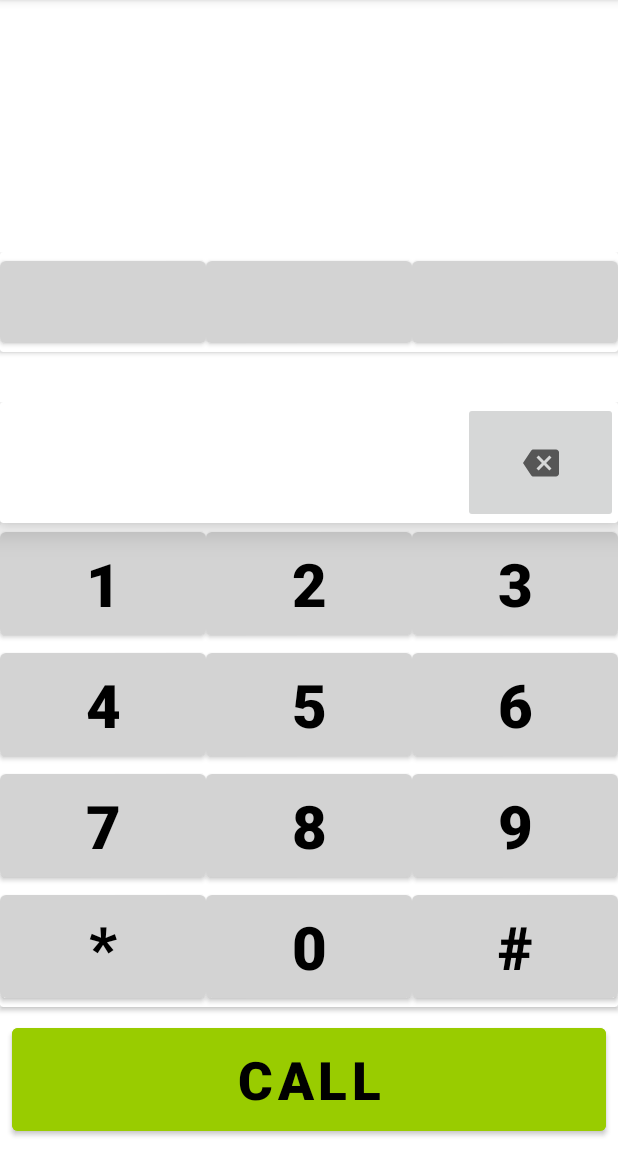
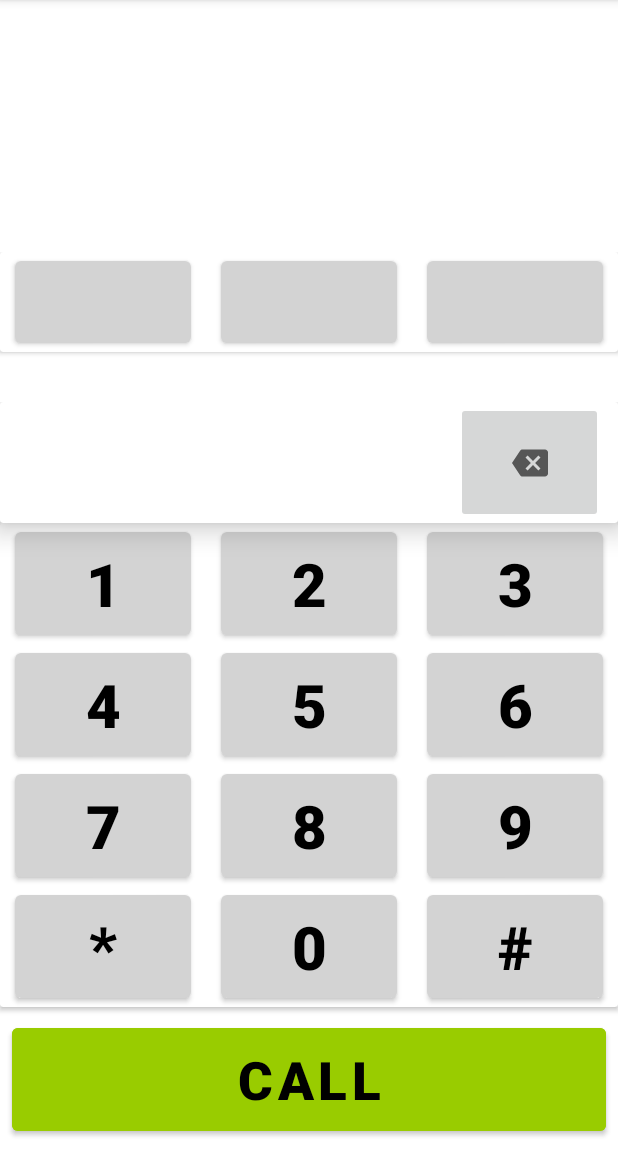
Before and after one commit to miguewinho/AndroidModule, an Android app: the screen it shows after launch (MainActivity), on a phone screen of 412 x 824 dp, the part 84-1236 px from its top. Run offline under Robolectric (Android 15) with nearby library versions, the phone set to English and light mode, and no system bars; libraries missing offline, so code that uses them is left out: com.karumi.dexter; 1 statement that could not run was skipped.

Commit message:
small design changes

```diff
--- a/MyHomework/app/src/main/res/layout/activity_main.xml
+++ b/MyHomework/app/src/main/res/layout/activity_main.xml
@@ -28,6 +28,7 @@
                     android:layout_height="match_parent"
                     android:layout_weight="1"
                     android:text=""
+                    android:layout_marginHorizontal="10dp"
                     android:textSize="15sp"
                     android:textStyle="bold" />
 
@@ -37,6 +38,7 @@
                     android:layout_height="match_parent"
                     android:layout_weight="1"
                     android:text=""
+                    android:layout_marginHorizontal="10dp"
                     android:textSize="15sp"
                     android:textStyle="bold" />
 
@@ -46,6 +48,7 @@
                     android:layout_height="match_parent"
                     android:layout_weight="1"
                     android:text=""
+                    android:layout_marginHorizontal="10dp"
                     android:textSize="15sp"
                     android:textStyle="bold" />
             </LinearLayout>
@@ -81,16 +84,16 @@
                     android:text=""
                     android:textColor="@color/black"
                     android:textSize="40sp"
-                    android:textStyle="bold"></TextView>
+                    android:textStyle="bold" />
 
                 <ImageButton
                     android:id="@+id/ibtn"
                     android:layout_width="0dp"
                     android:layout_height="match_parent"
                     android:layout_weight="1"
-                    android:src="@drawable/ic_baseline_backspace_24">
-
-                </ImageButton>
+                    android:layout_marginHorizontal="10dp"
+                    android:src="@drawable/ic_baseline_backspace_24"
+                    />
             </LinearLayout>
         </androidx.cardview.widget.CardView>
 
@@ -121,6 +124,7 @@
                             android:layout_width="0dp"
                             android:layout_height="match_parent"
                             android:layout_weight="1"
+                            android:layout_marginHorizontal="10dp"
                             android:text="1"
                             android:textSize="40sp"
                             android:textStyle="bold" />
@@ -130,6 +134,7 @@
                             android:layout_width="0dp"
                             android:layout_height="match_parent"
                             android:layout_weight="1"
+                            android:layout_marginHorizontal="10dp"
                             android:text="2"
                             android:textSize="40sp"
                             android:textStyle="bold" />
@@ -139,6 +144,7 @@
                             android:layout_width="0dp"
                             android:layout_height="match_parent"
                             android:layout_weight="1"
+                            android:layout_marginHorizontal="10dp"
                             android:text="3"
                             android:textSize="40sp"
                             android:textStyle="bold" />
@@ -161,6 +167,7 @@
                             android:layout_width="0dp"
                             android:layout_height="match_parent"
                             android:layout_weight="1"
+                            android:layout_marginHorizontal="10dp"
                             android:text="4"
                             android:textSize="40sp"
                             android:textStyle="bold" />
@@ -170,6 +177,7 @@
                             android:layout_width="0dp"
                             android:layout_height="match_parent"
                             android:layout_weight="1"
+                            android:layout_marginHorizontal="10dp"
                             android:text="5"
                             android:textSize="40sp"
                             android:textStyle="bold" />
@@ -179,6 +187,7 @@
                             android:layout_width="0dp"
                             android:layout_height="match_parent"
                             android:layout_weight="1"
+                            android:layout_marginHorizontal="10dp"
                             android:text="6"
                             android:textSize="40sp"
                             android:textStyle="bold" />
@@ -201,27 +210,30 @@
                             android:layout_width="0dp"
                             android:layout_height="match_parent"
                             android:layout_weight="1"
+                            android:layout_marginHorizontal="10dp"
                             android:text="7"
                             android:textSize="40sp"
-                            android:textStyle="bold"></Button>
+                            android:textStyle="bold" />
 
                         <Button
                             android:id="@+id/b8"
                             android:layout_width="0dp"
                             android:layout_height="match_parent"
                             android:layout_weight="1"
+                            android:layout_marginHorizontal="10dp"
                             android:text="8"
                             android:textSize="40sp"
-                            android:textStyle="bold"></Button>
+                            android:textStyle="bold" />
 
                         <Button
                             android:id="@+id/b9"
                             android:layout_width="0dp"
                             android:layout_height="match_parent"
                             android:layout_weight="1"
+                            android:layout_marginHorizontal="10dp"
                             android:text="9"
                             android:textSize="40sp"
-                            android:textStyle="bold"></Button>
+                            android:textStyle="bold" />
                     </LinearLayout>
                 </LinearLayout>
 
@@ -241,27 +253,30 @@
                             android:layout_width="0dp"
                             android:layout_height="match_parent"
                             android:layout_weight="1"
+                            android:layout_marginHorizontal="10dp"
                             android:text="*"
                             android:textSize="40sp"
-                            android:textStyle="bold"></Button>
+                            android:textStyle="bold" />
 
                         <Button
                             android:id="@+id/b0"
                             android:layout_width="0dp"
                             android:layout_height="match_parent"
                             android:layout_weight="1"
+                            android:layout_marginHorizontal="10dp"
                             android:text="0"
                             android:textSize="40sp"
-                            android:textStyle="bold"></Button>
+                            android:textStyle="bold" />
 
                         <Button
                             android:id="@+id/bhash"
                             android:layout_width="0dp"
                             android:layout_height="match_parent"
                             android:layout_weight="1"
+                            android:layout_marginHorizontal="10dp"
                             android:text="#"
                             android:textSize="40sp"
-                            android:textStyle="bold"></Button>
+                            android:textStyle="bold" />
                     </LinearLayout>
                 </LinearLayout>
             </LinearLayout>
--- a/MyHomework/app/src/main/res/values-night/themes.xml
+++ b/MyHomework/app/src/main/res/values-night/themes.xml
@@ -2,13 +2,13 @@
     <!-- Base application theme. -->
     <style name="Theme.MyHomework" parent="Theme.MaterialComponents.DayNight.DarkActionBar">
         <!-- Primary brand color. -->
-        <item name="colorPrimary">@color/purple_200</item>
-        <item name="colorPrimaryVariant">@color/purple_700</item>
-        <item name="colorOnPrimary">@color/black</item>
+        <item name="colorPrimary">@color/light_gray</item>
+        <item name="colorPrimaryVariant">@color/white</item>
+        <item name="colorOnPrimary">@color/white</item>
         <!-- Secondary brand color. -->
-        <item name="colorSecondary">@color/teal_200</item>
-        <item name="colorSecondaryVariant">@color/teal_200</item>
-        <item name="colorOnSecondary">@color/black</item>
+        <item name="colorSecondary">@color/light_gray</item>
+        <item name="colorSecondaryVariant">@color/white</item>
+        <item name="colorOnSecondary">@color/white</item>
         <!-- Status bar color. -->
         <item name="android:statusBarColor" tools:targetApi="l">?attr/colorPrimaryVariant</item>
         <!-- Customize your theme here. -->
--- a/MyHomework/app/src/main/res/values/themes.xml
+++ b/MyHomework/app/src/main/res/values/themes.xml
@@ -3,11 +3,11 @@
     <style name="Theme.MyHomework" parent="Theme.MaterialComponents.DayNight.DarkActionBar">
         <!-- Primary brand color. -->
         <item name="colorPrimary">@color/light_gray</item>
-        <item name="colorPrimaryVariant">@color/gray</item>
+        <item name="colorPrimaryVariant">@color/white</item>
         <item name="colorOnPrimary">@color/black</item>
         <!-- Secondary brand color. -->
         <item name="colorSecondary">@color/light_gray</item>
-        <item name="colorSecondaryVariant">@color/gray</item>
+        <item name="colorSecondaryVariant">@color/white</item>
         <item name="colorOnSecondary">@color/black</item>
         <!-- Status bar color. -->
         <item name="android:statusBarColor" tools:targetApi="l">?attr/colorPrimaryVariant</item>
```
